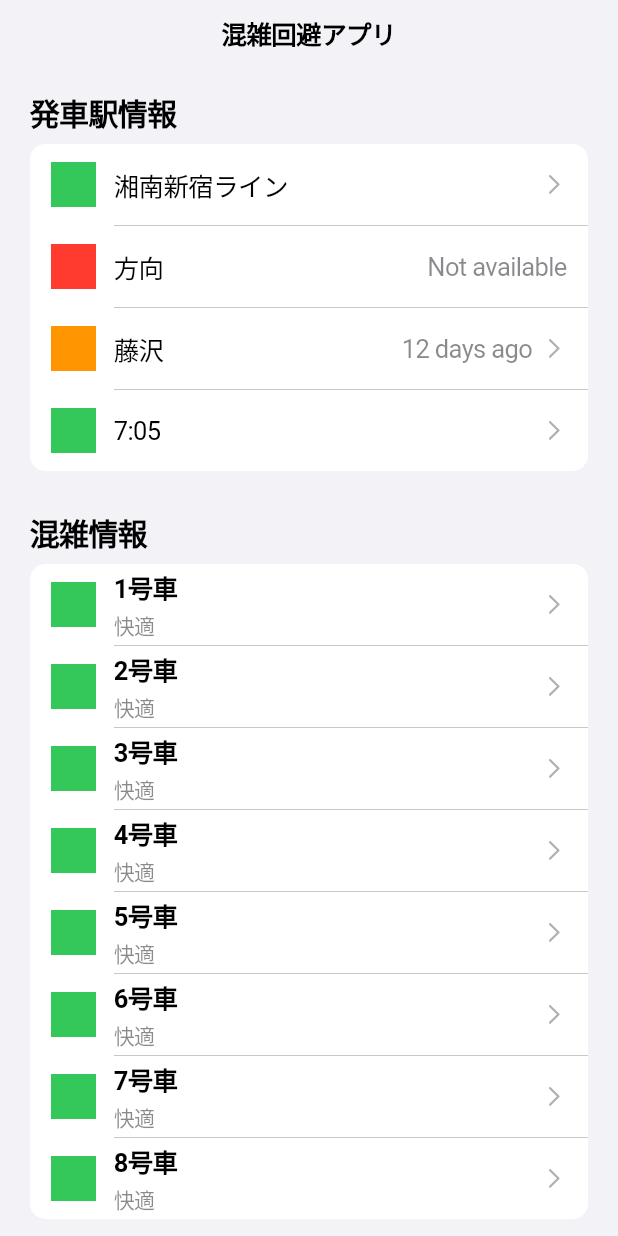
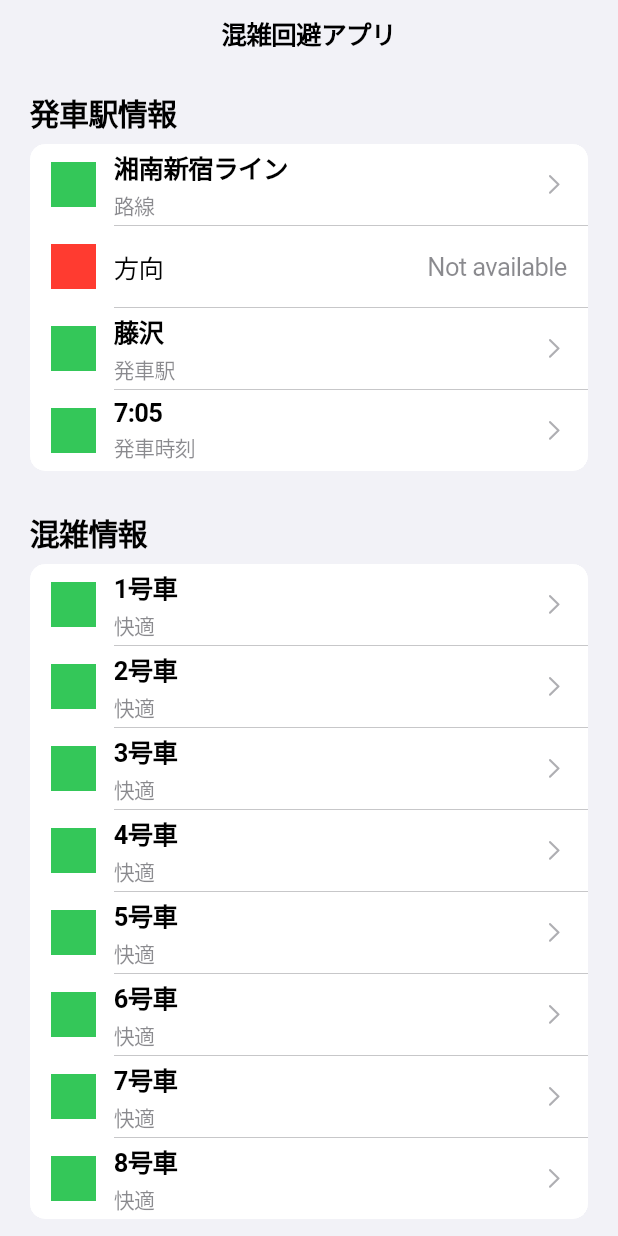
Before and after one commit to sakkke/quickflow, a Flutter app: the screen it shows after launch, on a phone screen of 412 x 824 dp. Run offline on Flutter 3.47's test engine with Material 3 defaults, Android fonts, the phone set to English and light mode, and no system bars.

Commit message:
feat: update children

```diff
--- a/lib/main.dart
+++ b/lib/main.dart
@@ -74,6 +74,7 @@ class ListSectionInsetExample extends StatelessWidget {
         children: <CupertinoListTile>[
           CupertinoListTile.notched(
             title: const Text('湘南新宿ライン'),
+            subtitle: const Text('路線'),
             leading: Container(
               width: double.infinity,
               height: double.infinity,
@@ -99,23 +100,24 @@ class ListSectionInsetExample extends StatelessWidget {
           ),
           CupertinoListTile.notched(
             title: const Text('藤沢'),
+            subtitle: const Text('発車駅'),
             leading: Container(
               width: double.infinity,
               height: double.infinity,
-              color: CupertinoColors.activeOrange,
+              color: CupertinoColors.activeGreen,
             ),
-            additionalInfo: const Text('12 days ago'),
             trailing: const CupertinoListTileChevron(),
             onTap: () => Navigator.of(context).push(
               CupertinoPageRoute<void>(
                 builder: (BuildContext context) {
-                  return const _SecondPage(text: 'Last commit');
+                  return const _SecondPage(text: 'Open pull request');
                 },
               ),
             ),
           ),
           CupertinoListTile.notched(
             title: const Text('7:05'),
+            subtitle: const Text('発車時刻'),
             leading: Container(
               width: double.infinity,
               height: double.infinity,
```
